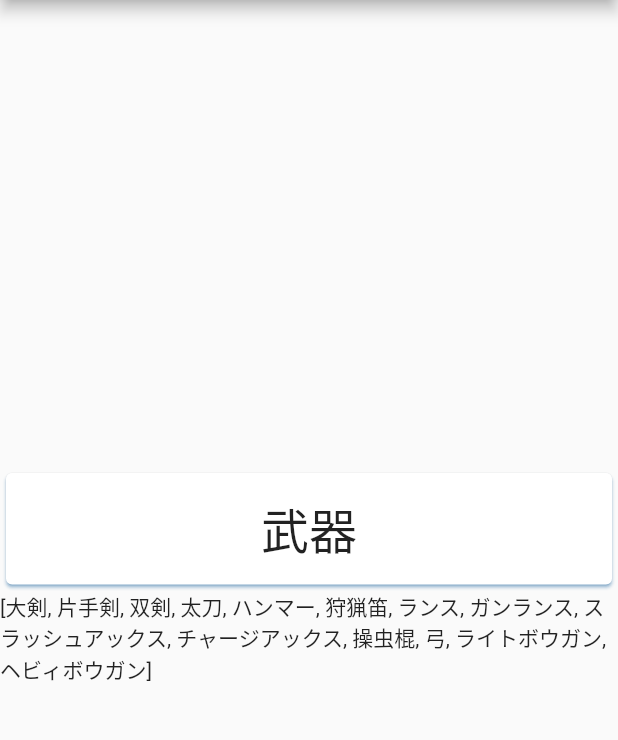
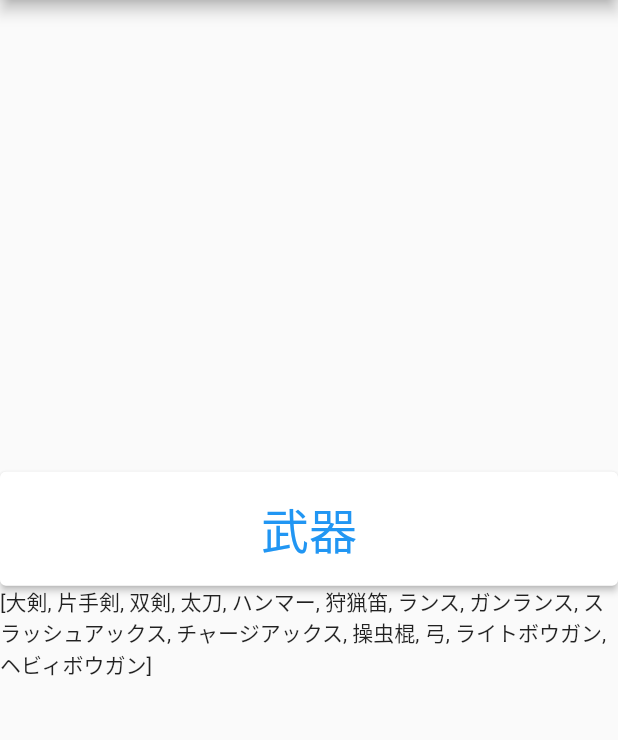
Before and after one commit to miajimyu/mh_weapon_omikuji, a Flutter app: the screen it shows after launch, on a phone screen of 412 x 824 dp, the part 84-824 px from its top. Run offline on Flutter 3.47's test engine with Material 2 defaults, Android fonts, the phone set to English and light mode, and no system bars; our stand-ins replace shared_preferences; Roboto replaces fonts that are missing (Kosugi).

Commit message:
ElevatedButton

```diff
--- a/lib/main.dart
+++ b/lib/main.dart
@@ -80,9 +80,24 @@ class _MyHomePageState extends State<MyHomePage> {
       body: Column(
         mainAxisAlignment: MainAxisAlignment.center,
         children: [
-          InkWell(
-            onTap: _decideWeapon,
-            child: MyItem(label: currentWeapon),
+          ElevatedButton(
+            onPressed: _decideWeapon,
+            child: AspectRatio(
+              aspectRatio: 10 / 2,
+              child: Center(
+                child: Text(
+                  currentWeapon,
+                  style: TextStyle(
+                    fontSize: 32,
+                    fontFamily: 'Kosugi',
+                  ),
+                ),
+              ),
+            ),
+            style: ElevatedButton.styleFrom(
+              primary: Colors.white,
+              onPrimary: Colors.blue,
+            ),
           ),
           Text(
             '$currentWeapons',
@@ -108,28 +123,3 @@ class _MyHomePageState extends State<MyHomePage> {
     await SharedPreferencesHelper.setList(currentWeapons);
   }
 }
-
-class MyItem extends StatelessWidget {
-  final String label;
-
-  const MyItem({
-    @required this.label,
-    Key key,
-  }) : super(key: key);
-
-  @override
-  Widget build(BuildContext context) {
-    return AspectRatio(
-      aspectRatio: 10 / 2,
-      child: Card(
-        child: Center(
-          child: Text(
-            label,
-            style: TextStyle(fontSize: 32, fontFamily: 'Kosugi'),
-          ),
-        ),
-        shadowColor: Colors.blue,
-      ),
-    );
-  }
-}
```
